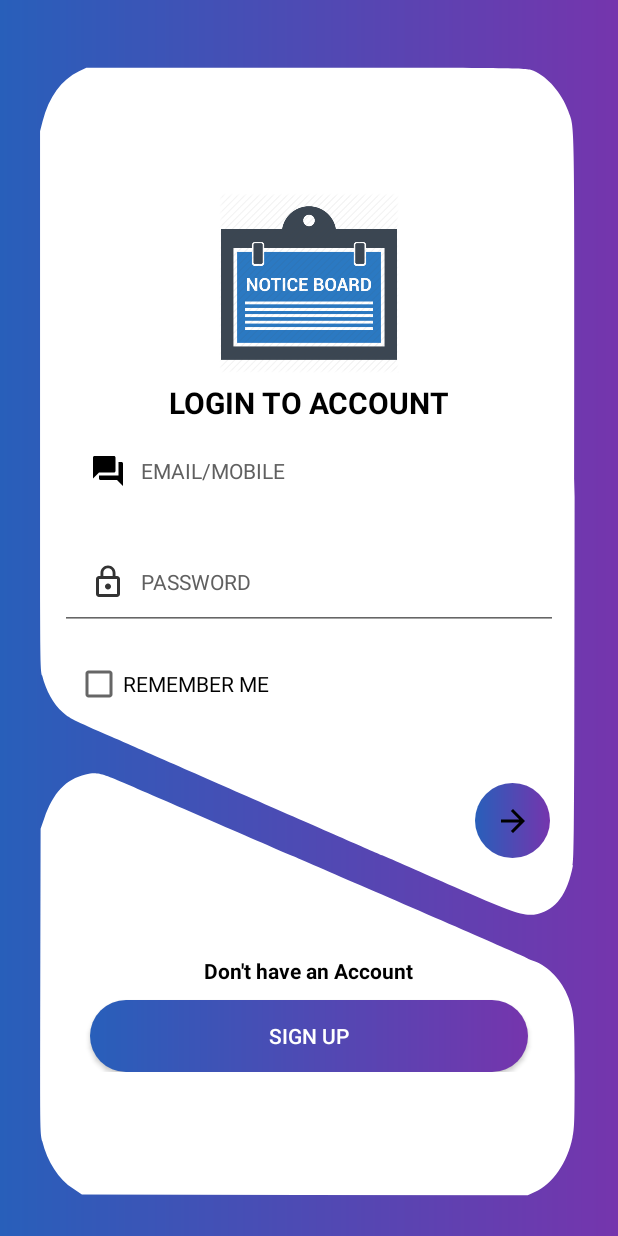
After one commit to 3dwag98/Dashboard, an Android app: the demo_mainactivity screen opened directly, with no data from a screen before it, on a phone screen of 412 x 824 dp. The commit adds this screen. Run offline under Robolectric (Android 15) with nearby library versions, the phone set to English and light mode, and no system bars.

Commit message:
new login window

```diff
--- a/app/src/main/AndroidManifest.xml
+++ b/app/src/main/AndroidManifest.xml
@@ -12,10 +12,12 @@
         android:roundIcon="@drawable/profil"
         android:supportsRtl="true"
         android:theme="@style/AppTheme">
+        <activity android:name=".demo_mainactivity"
+            android:exported="true"></activity>
         <activity
             android:name=".user_dashboardfinal"
             android:label="@string/title_activity_user_dashboardfinal"
-            android:theme="@style/AppTheme.NoActionBar"></activity>
+            android:theme="@style/AppTheme.NoActionBar" />
         <activity android:name=".democardview" />
         <activity android:name=".admin_dashboard" />
         <activity android:name=".manageaccount" />
@@ -46,10 +48,12 @@
             android:exported="true" />
         <activity android:name=".new_dashboard" />
         <activity android:name=".admin_loginwindow" />
-        <activity android:name=".adminnotice_addpage"
-            android:exported="true"/>
-        <activity android:name=".CardDemoActivity"
-            android:exported="true"/>
+        <activity
+            android:name=".adminnotice_addpage"
+            android:exported="true" />
+        <activity
+            android:name=".CardDemoActivity"
+            android:exported="true" />
     </application>
 
 </manifest>
--- /dev/null
+++ b/app/src/main/java/com/example/admin/noticeapp2/demo_mainactivity.java
@@ -0,0 +1,13 @@
+package com.example.admin.noticeapp2;
+
+import android.support.v7.app.AppCompatActivity;
+import android.os.Bundle;
+
+public class demo_mainactivity extends AppCompatActivity {
+
+    @Override
+    protected void onCreate(Bundle savedInstanceState) {
+        super.onCreate(savedInstanceState);
+        setContentView(R.layout.activity_demo_mainactivity);
+    }
+}
--- /dev/null
+++ b/app/src/main/res/drawable-v21/demo_button_background.xml
@@ -0,0 +1,38 @@
+<?xml version="1.0" encoding="utf-8"?>
+<ripple xmlns:android="http://schemas.android.com/apk/res/android"
+
+    android:color="#0dafdc">
+
+
+
+    <item>
+
+        <shape android:shape="rectangle"
+
+            >
+
+
+
+
+
+            <corners
+
+                android:radius="100dp"/>
+
+
+
+
+
+            <gradient android:angle="0"
+
+                android:startColor="#285FBA"
+
+                android:endColor="#7535AD"/>
+
+
+
+        </shape>
+
+    </item>
+
+</ripple>
--- /dev/null
+++ b/app/src/main/res/drawable/demo_background.xml
@@ -0,0 +1,17 @@
+<?xml version="1.0" encoding="utf-8"?>
+
+<shape android:shape="rectangle"
+
+    xmlns:android="http://schemas.android.com/apk/res/android" >
+
+
+
+    <gradient android:angle="0"
+
+        android:startColor="#285FBA"
+
+        android:endColor="#7535AD"/>
+
+
+
+</shape>
--- /dev/null
+++ b/app/src/main/res/drawable/demo_button_background.xml
@@ -0,0 +1,40 @@
+<?xml version="1.0" encoding="utf-8"?>
+<ripple xmlns:android="http://schemas.android.com/apk/res/android"
+
+    xmlns:tools="http://schemas.android.com/tools"
+    android:color="#0dafdc"
+    tools:targetApi="lollipop">
+
+
+
+    <item>
+
+        <shape android:shape="rectangle"
+
+            >
+
+
+
+
+
+            <corners
+
+                android:radius="100dp"/>
+
+
+
+
+
+            <gradient android:angle="0"
+
+                android:startColor="#285FBA"
+
+                android:endColor="#7535AD"/>
+
+
+
+        </shape>
+
+    </item>
+
+</ripple>
--- /dev/null
+++ b/app/src/main/res/drawable/demo_layout_background.xml
@@ -0,0 +1,35 @@
+<?xml version="1.0" encoding="utf-8"?>
+
+<vector xmlns:android="http://schemas.android.com/apk/res/android"
+
+    android:viewportWidth="500"
+
+    android:viewportHeight="749"
+
+    android:width="625dp"
+
+    android:height="1236.25dp">
+
+    <group
+
+        android:scaleX="0.1"
+
+        android:scaleY="-0.1"
+
+        android:translateY="749">
+
+        <path
+
+            android:pathData="M439 7416C282 7361 169 7248 113 7090l-23 -65 0 -1751c0 -1693 1 -1753 19 -1806 35 -101 99 -185 184 -241 57 -38 90 -50 442 -162 132 -42 701 -224 1265 -405 564 -180 1084 -346 1155 -368 72 -22 362 -114 645 -206 558 -179 630 -196 749 -177 165 27 267 129 316 316 13 53 15 321 15 2410 0 2572 4 2397 -58 2523 -56 115 -184 223 -310 262 -63 20 -97 20 -2036 20l-1971 0 -66 -24z"
+
+            android:fillColor="#ffffff" />
+
+        <path
+
+            android:pathData="M498 2820C322 2790 207 2702 128 2534L95 2465 92 1476C90 496 90 486 110 424 155 289 255 178 389 112l76 -37 1998 -3 1997 -2 63 21c160 53 293 193 338 357 17 59 19 106 19 407 0 369 -4 404 -56 507 -55 109 -179 205 -304 237 -25 7 -54 16 -65 21 -11 5 -206 68 -433 140 -227 72 -677 214 -1000 316 -323 102 -623 197 -667 211 -44 14 -343 108 -665 210 -322 102 -691 218 -820 259 -240 76 -271 81 -372 64z"
+
+            android:fillColor="#ffffff" />
+
+    </group>
+
+</vector>
--- /dev/null
+++ b/app/src/main/res/drawable/ic_arrow_forward_black_24dp.xml
@@ -0,0 +1,9 @@
+<vector xmlns:android="http://schemas.android.com/apk/res/android"
+        android:width="24dp"
+        android:height="24dp"
+        android:viewportWidth="24.0"
+        android:viewportHeight="24.0">
+    <path
+        android:fillColor="#FF000000"
+        android:pathData="M12,4l-1.41,1.41L16.17,11H4v2h12.17l-5.58,5.59L12,20l8,-8z"/>
+</vector>
--- /dev/null
+++ b/app/src/main/res/layout/activity_demo_mainactivity.xml
@@ -0,0 +1,245 @@
+<?xml version="1.0" encoding="utf-8"?>
+
+<android.support.constraint.ConstraintLayout xmlns:android="http://schemas.android.com/apk/res/android"
+
+    xmlns:app="http://schemas.android.com/apk/res-auto"
+
+    xmlns:tools="http://schemas.android.com/tools"
+
+    android:layout_width="match_parent"
+
+    android:layout_height="match_parent"
+
+    android:background="@drawable/demo_background"
+
+    tools:context="com.example.admin.noticeapp2.demo_mainactivity">
+
+    <LinearLayout
+
+        android:id="@+id/linearLayout"
+
+        android:layout_width="match_parent"
+
+        android:layout_height="match_parent"
+
+        android:layout_marginTop="30dp"
+
+        android:layout_centerHorizontal="true"
+        android:orientation="vertical"
+        tools:layout_editor_absoluteX="0dp"
+        tools:layout_editor_absoluteY="77dp">
+
+
+        <LinearLayout
+
+            android:layout_width="match_parent"
+
+            android:layout_height="wrap_content"
+
+            android:layout_marginStart="20dp"
+
+            android:layout_marginTop="10dp"
+
+            android:layout_marginEnd="20dp"
+
+            android:layout_marginBottom="20dp"
+
+            android:background="@drawable/demo_layout_background"
+
+            android:gravity="center"
+
+            android:orientation="vertical">
+
+            <ImageView
+                android:id="@+id/appicon"
+                android:layout_width="120dp"
+                android:layout_height="120dp"
+                app:srcCompat="@drawable/notice"
+                android:layout_marginTop="0dp"/>
+
+            <TextView
+
+                android:layout_width="295dp"
+
+                android:layout_height="wrap_content"
+
+                android:layout_marginStart="8dp"
+
+                android:layout_marginLeft="8dp"
+
+                android:layout_marginTop="6dp"
+
+                android:layout_marginEnd="8dp"
+
+                android:layout_marginRight="8dp"
+
+                android:text="LOGIN TO ACCOUNT"
+                android:textAlignment="center"
+                android:textColor="#000"
+                android:textSize="20sp"
+                android:textStyle="bold"
+                app:layout_constraintEnd_toEndOf="parent"
+                app:layout_constraintStart_toStartOf="parent" />
+
+
+
+            <LinearLayout
+
+                android:layout_width="match_parent"
+
+                android:layout_height="300dp"
+
+                android:orientation="vertical"
+
+                >
+
+                <EditText
+
+                    android:id="@+id/email"
+
+                    android:layout_width="match_parent"
+
+                    android:layout_height="wrap_content"
+
+                    android:layout_marginStart="20dp"
+android:drawableLeft="@drawable/ic_forum_black_24dp"
+
+                    android:layout_marginEnd="20dp"
+
+                    android:drawablePadding="10dp"
+
+                    android:hint="EMAIL/MOBILE"
+
+                    android:inputType="text"
+
+                    android:padding="20dp"
+
+                    android:textColorHint="#606060"
+
+                    android:textSize="14sp" />
+
+                <EditText
+
+                    android:id="@+id/password"
+
+                    android:layout_width="match_parent"
+
+                    android:layout_height="wrap_content"
+
+                    android:layout_marginStart="20dp"
+
+                    android:layout_marginTop="10dp"
+
+                    android:layout_marginEnd="20dp"
+
+                    android:drawableLeft="@drawable/ic_lock_outline_black_24dp"
+
+                    android:drawablePadding="10dp"
+
+                    android:hint="PASSWORD"
+
+                    android:inputType="textPassword"
+
+                    android:padding="20dp"
+
+                    android:textColorHint="#606060"
+
+                    android:textSize="14sp" />
+                <CheckBox
+
+                    android:id="@+id/checkbox"
+
+                    android:layout_width="match_parent"
+
+                    android:layout_height="wrap_content"
+
+                    android:layout_marginLeft="30dp"
+
+                    android:layout_marginTop="20dp"
+
+                    android:text="REMEMBER ME" />
+
+
+
+                <ImageButton
+
+                    android:id="@+id/signin"
+
+                    android:layout_width="50dp"
+
+                    android:layout_height="50dp"
+
+                    android:layout_gravity="end"
+
+                    android:layout_marginTop="50dp"
+
+                    android:layout_marginEnd="25dp"
+
+                    android:layout_marginRight="25dp"
+
+                    android:background="@drawable/demo_button_background"
+                    android:src="@drawable/ic_arrow_forward_black_24dp" />
+
+
+
+            </LinearLayout>
+
+
+            <LinearLayout
+
+                android:layout_width="match_parent"
+
+                android:layout_height="match_parent"
+
+                android:gravity="center"
+
+                android:orientation="vertical">
+
+                <TextView
+
+                    android:layout_width="wrap_content"
+
+                    android:layout_height="wrap_content"
+
+                    android:layout_gravity="center"
+
+                    android:layout_marginTop="55dp"
+
+                    android:text="Don't have an Account"
+
+                    android:textAlignment="center"
+
+                    android:textColor="@android:color/black"
+
+                    android:textStyle="bold" />
+
+
+                <Button
+
+                    android:id="@+id/signup"
+
+                    android:layout_width="match_parent"
+
+                    android:layout_height="wrap_content"
+
+                    android:layout_gravity="center"
+
+                    android:layout_marginLeft="40dp"
+
+                    android:layout_marginTop="10dp"
+
+                    android:layout_marginRight="40dp"
+
+                    android:background="@drawable/demo_button_background"
+
+                    android:text="SIGN UP"
+
+                    android:textColor="@android:color/white" />
+
+            </LinearLayout>
+
+        </LinearLayout>
+
+    </LinearLayout>
+
+</android.support.constraint.ConstraintLayout>
--- a/app/src/main/res/layout/cardview_notices.xml
+++ b/app/src/main/res/layout/cardview_notices.xml
@@ -29,6 +29,7 @@
         android:fitsSystemWindows="true"
         tools:context=".CardDemoActivity" />
     <android.support.v7.widget.RecyclerView
+        android:background="@drawable/rectangle_outline"
         android:id="@+id/recycler_view"
         android:layout_width="match_parent"
         android:layout_height="match_parent"
```
